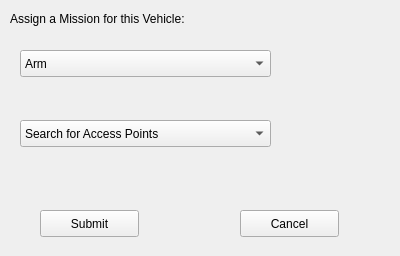
CSUN-SERL/lcar-bot, file src/rqt_gcs/resources/MissionSelect.ui: the form before one commit.
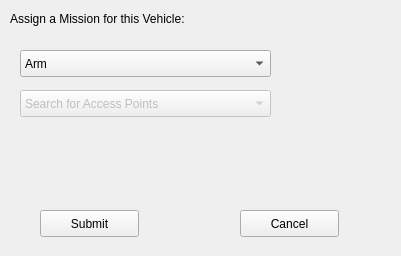
The form after the commit.

```diff
--- a/src/rqt_gcs/resources/MissionSelect.ui
+++ b/src/rqt_gcs/resources/MissionSelect.ui
@@ -6,7 +6,7 @@
    <rect>
     <x>0</x>
     <y>0</y>
-    <width>400</width>
+    <width>401</width>
     <height>256</height>
    </rect>
   </property>
@@ -53,11 +53,14 @@
     </property>
    </item>
   </widget>
-  <widget class="QComboBox" name="accessPointsComboBox">
+  <widget class="QComboBox" name="playsComboBox">
+   <property name="enabled">
+    <bool>false</bool>
+   </property>
    <property name="geometry">
     <rect>
      <x>20</x>
-     <y>120</y>
+     <y>90</y>
      <width>251</width>
      <height>27</height>
     </rect>
```
Left out of the diff: 8 changed lines with no effect on the pictures.
